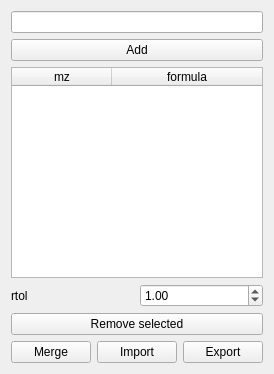
l460289052/Orbitool, file Orbitool/UI/MassList.ui: the form before one commit.
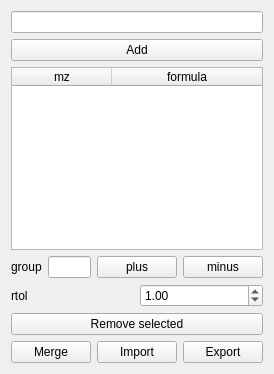
The form after the commit.

Commit message: 2.0.3 mass list adjust

Diff of the .ui file:
```diff
--- a/Orbitool/UI/MassList.ui
+++ b/Orbitool/UI/MassList.ui
@@ -75,6 +75,46 @@
      </column>
     </widget>
    </item>
+   <item>
+    <layout class="QHBoxLayout" name="horizontalLayout">
+     <item>
+      <widget class="QLabel" name="label_2">
+       <property name="text">
+        <string>group</string>
+       </property>
+      </widget>
+     </item>
+     <item>
+      <widget class="QLineEdit" name="groupLineEdit"/>
+     </item>
+     <item>
+      <widget class="QPushButton" name="groupPlusPushButton">
+       <property name="sizePolicy">
+        <sizepolicy hsizetype="Preferred" vsizetype="Fixed">
+         <horstretch>0</horstretch>
+         <verstretch>0</verstretch>
+        </sizepolicy>
+       </property>
+       <property name="text">
+        <string>plus</string>
+       </property>
+      </widget>
+     </item>
+     <item>
+      <widget class="QPushButton" name="groupMinusPushButton">
+       <property name="sizePolicy">
+        <sizepolicy hsizetype="Preferred" vsizetype="Fixed">
+         <horstretch>0</horstretch>
+         <verstretch>0</verstretch>
+        </sizepolicy>
+       </property>
+       <property name="text">
+        <string>minus</string>
+       </property>
+      </widget>
+     </item>
+    </layout>
+   </item>
    <item>
     <layout class="QHBoxLayout" name="horizontalLayout_14">
      <item>
```
Left out of the diff: 2 changed lines with no effect on the pictures. The commit also changes 5 other files.
